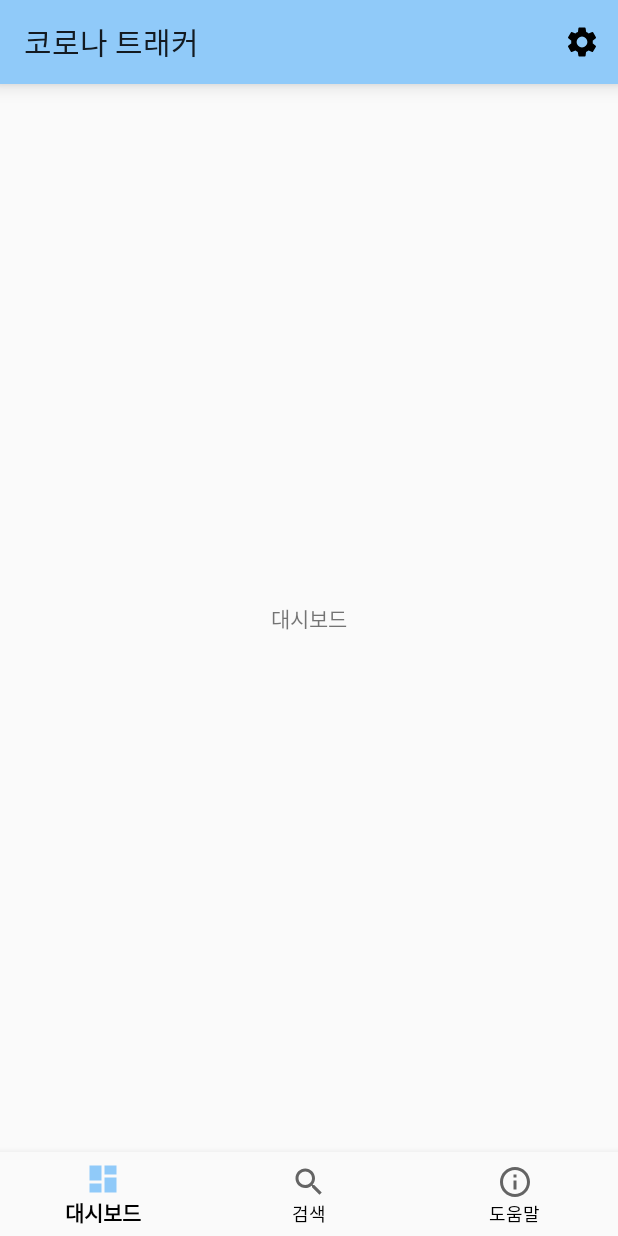
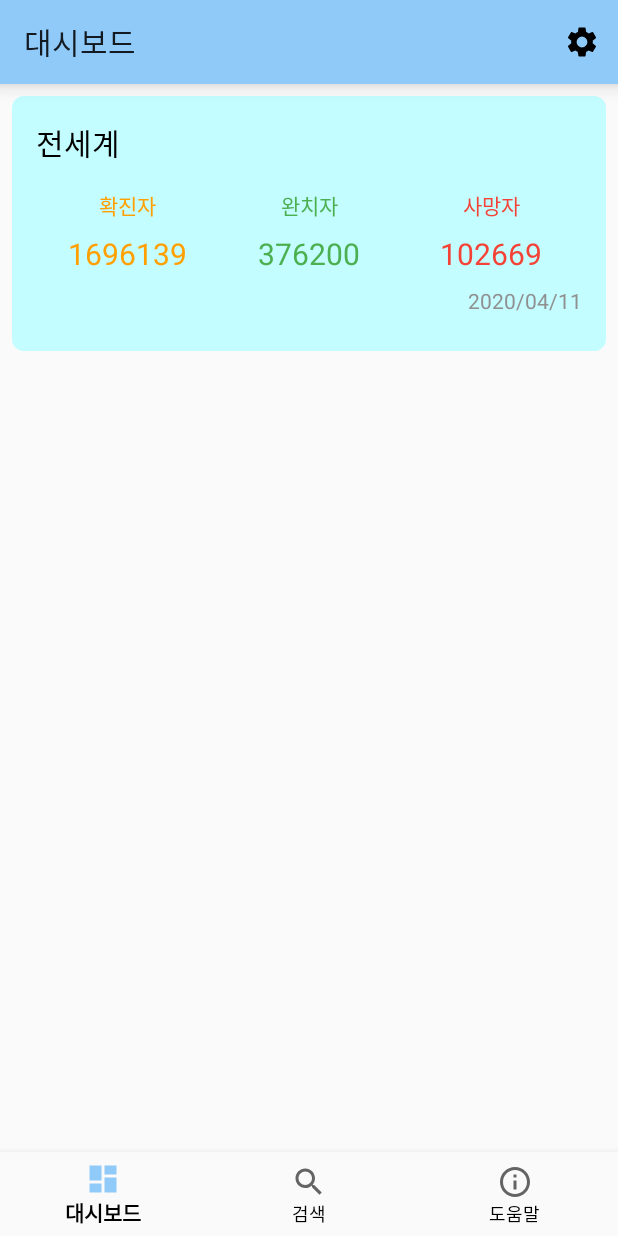
Before and after one commit to cheonjaeung/coronatracker, an Android app: the screen it shows after launch (MainActivity), on a phone screen of 412 x 824 dp. Run offline under Robolectric (Android 15) with nearby library versions, the phone set to English and light mode, and no system bars.

Commit message:
Create worldwide card layout.

```diff
--- a/app/src/main/java/io/github/entimer/coronatracker/ui/activity/MainActivity.kt
+++ b/app/src/main/java/io/github/entimer/coronatracker/ui/activity/MainActivity.kt
@@ -21,6 +21,7 @@ class MainActivity: AppCompatActivity() {
 
         val transaction: FragmentTransaction = fragmentManager.beginTransaction()
         transaction.replace(R.id.main_frame, dashboard).commitAllowingStateLoss()
+        main_toolbar.title = getString(R.string.dashboard)
 
         main_toolbar.setOnMenuItemClickListener {
             when(it.itemId) {
@@ -38,12 +39,15 @@ class MainActivity: AppCompatActivity() {
             when(it.itemId) {
                 R.id.dashboard -> {
                     transaction.replace(R.id.main_frame, dashboard).commitAllowingStateLoss()
+                    main_toolbar.title = getString(R.string.dashboard)
                 }
                 R.id.search -> {
                     transaction.replace(R.id.main_frame, search).commitAllowingStateLoss()
+                    main_toolbar.title = getString(R.string.search)
                 }
                 R.id.advice -> {
                     transaction.replace(R.id.main_frame, advice).commitAllowingStateLoss()
+                    main_toolbar.title = getString(R.string.advice)
                 }
             }
             true
--- a/app/src/main/java/io/github/entimer/coronatracker/ui/fragment/DashboardFragment.kt
+++ b/app/src/main/java/io/github/entimer/coronatracker/ui/fragment/DashboardFragment.kt
@@ -6,10 +6,20 @@ import android.view.LayoutInflater
 import android.view.View
 import android.view.ViewGroup
 import io.github.entimer.coronatracker.R
-import kotlin.math.log
+import kotlinx.android.synthetic.main.layout_card_worldwide.view.*
 
 class DashboardFragment: Fragment() {
+    private var confirmed = 1696139
+    private var recovered = 376200
+    private var death = 102669
+
     override fun onCreateView(inflater: LayoutInflater?, container: ViewGroup?, savedInstanceState: Bundle?): View? {
-        return inflater!!.inflate(R.layout.fragment_dashboard, container, false)
+        val view = inflater!!.inflate(R.layout.fragment_dashboard, container, false)
+
+        view.dashboard_worldwide_confirmed.text = confirmed.toString()
+        view.dashboard_worldwide_recovered.text = recovered.toString()
+        view.dashboard_worldwide_death.text = death.toString()
+
+        return view
     }
 }
--- /dev/null
+++ b/app/src/main/res/drawable/bg_round_border.xml
@@ -0,0 +1,4 @@
+<?xml version="1.0" encoding="utf-8"?>
+<shape xmlns:android="http://schemas.android.com/apk/res/android">
+    <corners android:radius="8dp"/>
+</shape>
--- a/app/src/main/res/layout/fragment_dashboard.xml
+++ b/app/src/main/res/layout/fragment_dashboard.xml
@@ -5,13 +5,19 @@
     android:layout_width="match_parent"
     android:layout_height="match_parent">
 
-    <TextView
-        android:layout_width="wrap_content"
-        android:layout_height="wrap_content"
-        android:text="@string/dashboard"
-        app:layout_constraintTop_toTopOf="parent"
-        app:layout_constraintLeft_toLeftOf="parent"
-        app:layout_constraintRight_toRightOf="parent"
-        app:layout_constraintBottom_toBottomOf="parent"/>
+    <ScrollView
+        android:layout_width="match_parent"
+        android:layout_height="match_parent">
+
+        <LinearLayout
+            android:layout_width="match_parent"
+            android:layout_height="wrap_content"
+            android:orientation="vertical">
+
+            <include layout="@layout/layout_card_worldwide"/>
+
+        </LinearLayout>
+
+    </ScrollView>
 
 </androidx.constraintlayout.widget.ConstraintLayout>
--- /dev/null
+++ b/app/src/main/res/layout/layout_card_worldwide.xml
@@ -0,0 +1,103 @@
+<?xml version="1.0" encoding="utf-8"?>
+<LinearLayout
+    xmlns:android="http://schemas.android.com/apk/res/android"
+    xmlns:app="http://schemas.android.com/apk/res-auto"
+    android:layout_width="match_parent"
+    android:layout_height="wrap_content"
+    android:orientation="vertical"
+    android:layout_margin="8dp"
+    android:padding="16dp"
+    android:background="@drawable/bg_round_border"
+    android:backgroundTint="@color/colorPrimaryLight">
+
+    <TextView
+        android:layout_width="match_parent"
+        android:layout_height="wrap_content"
+        android:layout_marginBottom="16dp"
+        android:text="@string/worldwide"
+        android:textSize="20sp"/>
+
+    <LinearLayout
+        android:layout_width="match_parent"
+        android:layout_height="wrap_content"
+        android:orientation="vertical">
+
+        <LinearLayout
+            android:layout_width="match_parent"
+            android:layout_height="wrap_content"
+            android:orientation="horizontal"
+            android:layout_marginBottom="8dp">
+
+            <TextView
+                android:layout_width="match_parent"
+                android:layout_height="wrap_content"
+                android:layout_weight="1"
+                android:text="@string/confirmed"
+                android:textColor="@color/colorConfirmed"
+                android:textAlignment="center"/>
+
+            <TextView
+                android:layout_width="match_parent"
+                android:layout_height="wrap_content"
+                android:layout_weight="1"
+                android:text="@string/recovered"
+                android:textColor="@color/colorRecovered"
+                android:textAlignment="center"/>
+
+            <TextView
+                android:layout_width="match_parent"
+                android:layout_height="wrap_content"
+                android:layout_weight="1"
+                android:text="@string/death"
+                android:textColor="@color/colorDeath"
+                android:textAlignment="center"/>
+
+        </LinearLayout>
+
+        <LinearLayout
+            android:layout_width="match_parent"
+            android:layout_height="wrap_content"
+            android:orientation="horizontal"
+            android:layout_marginBottom="8dp">
+
+            <TextView
+                android:id="@+id/dashboard_worldwide_confirmed"
+                android:layout_width="match_parent"
+                android:layout_height="wrap_content"
+                android:layout_weight="1"
+                android:textSize="20sp"
+                android:textColor="@color/colorConfirmed"
+                android:textAlignment="center"/>
+
+            <TextView
+                android:id="@+id/dashboard_worldwide_recovered"
+                android:layout_width="match_parent"
+                android:layout_height="wrap_content"
+                android:layout_weight="1"
+                android:textSize="20sp"
+                android:textColor="@color/colorRecovered"
+                android:textAlignment="center"/>
+
+            <TextView
+                android:id="@+id/dashboard_worldwide_death"
+                android:layout_width="match_parent"
+                android:layout_height="wrap_content"
+                android:layout_weight="1"
+                android:textSize="20sp"
+                android:textColor="@color/colorDeath"
+                android:textAlignment="center"/>
+
+        </LinearLayout>
+
+    </LinearLayout>
+
+    <TextView
+        android:id="@+id/dashboard_worldwide_updated"
+        android:layout_width="match_parent"
+        android:layout_height="wrap_content"
+        android:layout_marginBottom="8dp"
+        android:text="2020/04/11"
+        android:textColor="@color/colorUpdated"
+        android:textAlignment="viewEnd"/>
+
+</LinearLayout>
--- a/app/src/main/res/values/colors.xml
+++ b/app/src/main/res/values/colors.xml
@@ -11,4 +11,9 @@
     <color name="colorOnSecondary">#000000</color>
 
     <color name="colorAccent">#f48fb1</color>
+
+    <color name="colorConfirmed">#ffa000</color>
+    <color name="colorRecovered">#4caf50</color>
+    <color name="colorDeath">#f44336</color>
+    <color name="colorUpdated">#909090</color>
 </resources>
--- a/app/src/main/res/values/strings.xml
+++ b/app/src/main/res/values/strings.xml
@@ -9,4 +9,12 @@
     <string name="dashboard">대시보드</string>
     <string name="search">검색</string>
     <string name="advice">도움말</string>
+
+    <!-- Numbers -->
+    <string name="confirmed">확진자</string>
+    <string name="recovered">완치자</string>
+    <string name="death">사망자</string>
+
+    <!-- Dashboard -->
+    <string name="worldwide">전세계</string>
 </resources>
--- a/app/src/main/res/values/styles.xml
+++ b/app/src/main/res/values/styles.xml
@@ -6,6 +6,7 @@
         <item name="colorPrimary">@color/colorPrimary</item>
         <item name="colorPrimaryDark">@color/colorPrimaryDark</item>
         <item name="colorAccent">@color/colorAccent</item>
+        <item name="android:textColor">@color/colorOnPrimary</item>
     </style>
 
     <style name="Toolbar">
```
